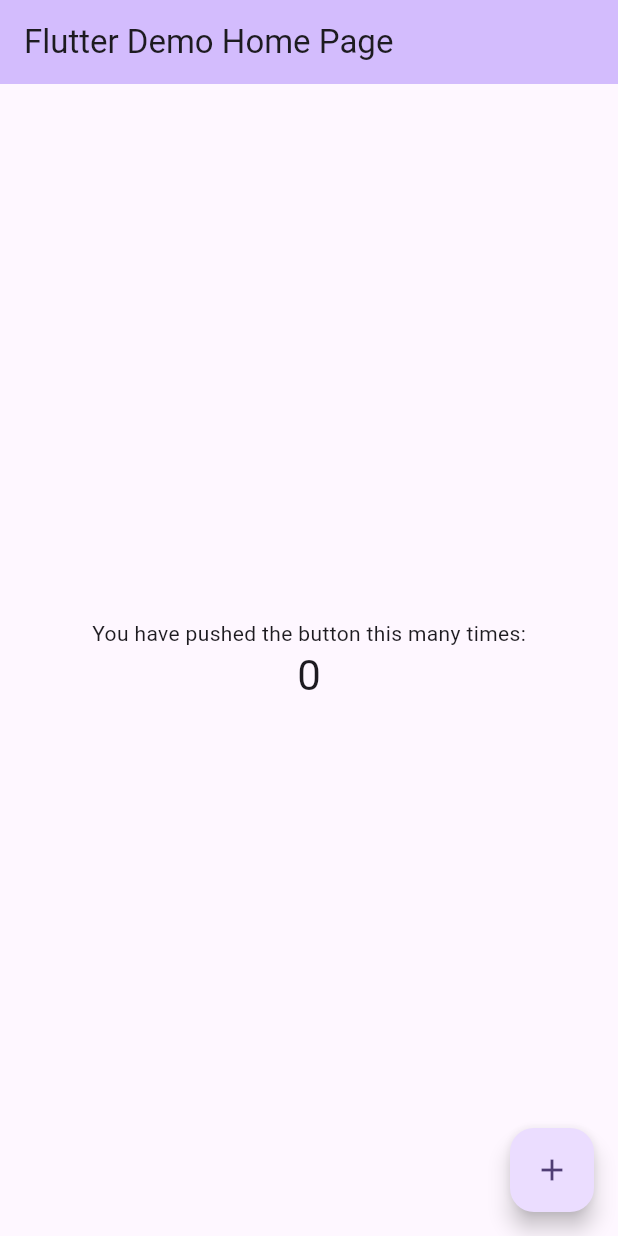
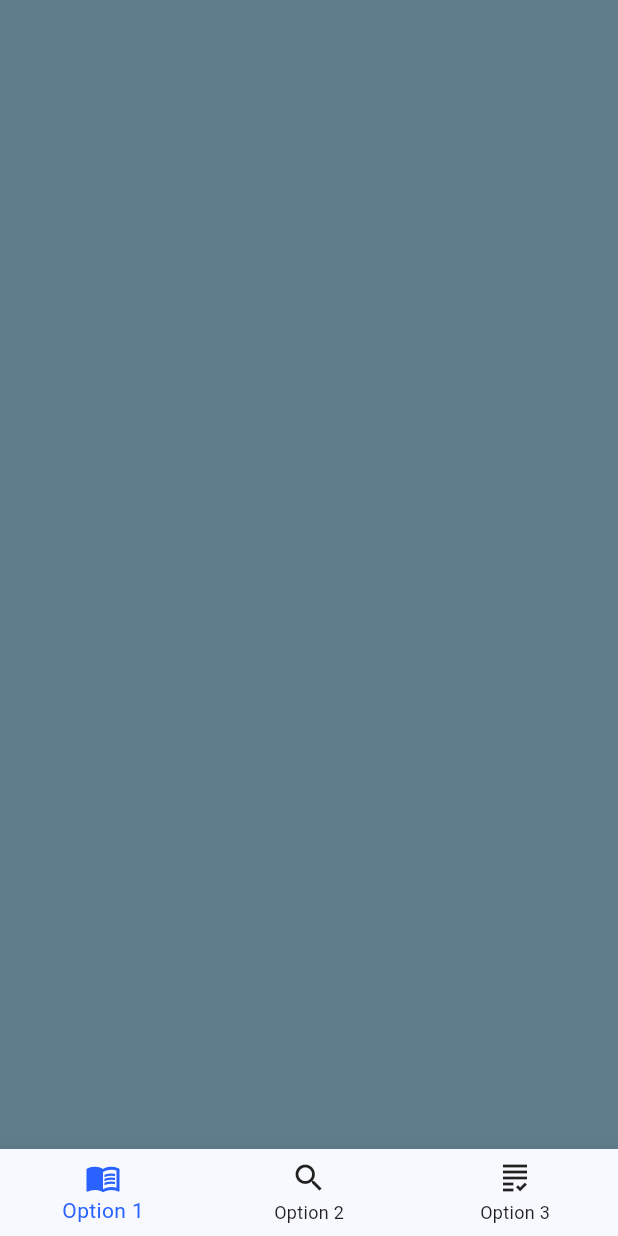
Before and after one commit to NickMC05/CathayHackathon44, a Flutter app: the screen it shows after launch, on a phone screen of 412 x 824 dp. Run offline on Flutter 3.47's test engine with Material 3 defaults, Android fonts, the phone set to English and light mode, and no system bars; our stand-ins replace flutter_dotenv, flutter_riverpod.

Commit message:
initiated repo

```diff
--- /dev/null
+++ b/lib/components/home_components/option1.dart
@@ -0,0 +1,10 @@
+import 'package:flutter/material.dart';
+
+class Option1 extends StatelessWidget {
+  const Option1({ super.key });
+
+  @override
+  Widget build(BuildContext context) {
+    return Container(color: Colors.blueGrey);
+  }
+}
--- /dev/null
+++ b/lib/components/home_components/option2.dart
@@ -0,0 +1,10 @@
+import 'package:flutter/material.dart';
+
+class Option2 extends StatelessWidget {
+  const Option2({ super.key });
+
+  @override
+  Widget build(BuildContext context) {
+    return Container(color: Colors.amber);
+  }
+}
--- /dev/null
+++ b/lib/components/home_components/option3.dart
@@ -0,0 +1,10 @@
+import 'package:flutter/material.dart';
+
+class Option3 extends StatelessWidget {
+  const Option3({ super.key });
+
+  @override
+  Widget build(BuildContext context) {
+    return Container(color: const Color(0xFF2DBD3A));
+  }
+}
--- a/lib/main.dart
+++ b/lib/main.dart
@@ -1,125 +1,72 @@
+import 'package:cathay/routes.dart';
 import 'package:flutter/material.dart';
+import 'package:flutter_dotenv/flutter_dotenv.dart';
+import 'package:flutter_riverpod/flutter_riverpod.dart';
 
-void main() {
-  runApp(const MyApp());
+void main() async {
+  // await dotenv.load(fileName: "assets/.env");
+
+  runApp(const ProviderScope(child: MyApp()));
 }
 
 class MyApp extends StatelessWidget {
   const MyApp({super.key});
 
-  // This widget is the root of your application.
   @override
   Widget build(BuildContext context) {
+    const textTheme = TextTheme(
+      headline1: TextStyle(
+        fontFamily: 'SegoeUI',
+      ),
+    );
+
+    final kDarkColorScheme = ColorScheme.fromSeed(
+      seedColor: const Color.fromARGB(255, 20, 21, 21),
+      brightness: Brightness.dark,
+      primaryContainer: Colors.grey[900],
+    );
+
+    final kLightColorScheme = ColorScheme.fromSeed(
+      seedColor: Colors.blue, // replace with your desired color
+      brightness: Brightness.light,
+      primaryContainer:
+          Colors.white, // set your primary container color for light mode here
+    );
+
+    final theme = ThemeData(
+      colorScheme: kLightColorScheme,
+      // set your color scheme here
+      primarySwatch: Colors.blue,
+      textTheme: textTheme,
+      useMaterial3: true,
+      appBarTheme: const AppBarTheme(surfaceTintColor: Colors.transparent),
+      cardTheme: const CardTheme(
+        color: Colors.white,
+        shadowColor: Colors.black,
+      ),
+    );
+
+    final darkTheme = ThemeData.dark().copyWith(
+      textTheme: textTheme.apply(bodyColor: Colors.white),
+      useMaterial3: true,
+      colorScheme: kDarkColorScheme,
+      iconTheme: const IconThemeData(color: Colors.white),
+      appBarTheme: const AppBarTheme(
+          surfaceTintColor: Colors.transparent,
+          backgroundColor: Color.fromARGB(38, 40, 43, 1)),
+      cardTheme: CardTheme(
+        color: const Color.fromARGB(255, 77, 75, 75),
+        shadowColor: Colors.grey[400],
+      ),
+    );
+
     return MaterialApp(
-      title: 'Flutter Demo',
-      theme: ThemeData(
-        // This is the theme of your application.
-        //
-        // TRY THIS: Try running your application with "flutter run". You'll see
-        // the application has a purple toolbar. Then, without quitting the app,
-        // try changing the seedColor in the colorScheme below to Colors.green
-        // and then invoke "hot reload" (save your changes or press the "hot
-        // reload" button in a Flutter-supported IDE, or press "r" if you used
-        // the command line to start the app).
-        //
-        // Notice that the counter didn't reset back to zero; the application
-        // state is not lost during the reload. To reset the state, use hot
-        // restart instead.
-        //
-        // This works for code too, not just values: Most code changes can be
-        // tested with just a hot reload.
-        colorScheme: ColorScheme.fromSeed(seedColor: Colors.deepPurple),
-        useMaterial3: true,
-      ),
-      home: const MyHomePage(title: 'Flutter Demo Home Page'),
+      title: 'My App',
+      initialRoute: '/',
+      routes: routes,
+      theme: theme,
+      darkTheme: darkTheme,
+      themeMode: ThemeMode.system,
     );
   }
 }
-
-class MyHomePage extends StatefulWidget {
-  const MyHomePage({super.key, required this.title});
-
-  // This widget is the home page of your application. It is stateful, meaning
-  // that it has a State object (defined below) that contains fields that affect
-  // how it looks.
-
-  // This class is the configuration for the state. It holds the values (in this
-  // case the title) provided by the parent (in this case the App widget) and
-  // used by the build method of the State. Fields in a Widget subclass are
-  // always marked "final".
-
-  final String title;
-
-  @override
-  State<MyHomePage> createState() => _MyHomePageState();
-}
-
-class _MyHomePageState extends State<MyHomePage> {
-  int _counter = 0;
-
-  void _incrementCounter() {
-    setState(() {
-      // This call to setState tells the Flutter framework that something has
-      // changed in this State, which causes it to rerun the build method below
-      // so that the display can reflect the updated values. If we changed
-      // _counter without calling setState(), then the build method would not be
-      // called again, and so nothing would appear to happen.
-      _counter++;
-    });
-  }
-
-  @override
-  Widget build(BuildContext context) {
-    // This method is rerun every time setState is called, for instance as done
-    // by the _incrementCounter method above.
-    //
-    // The Flutter framework has been optimized to make rerunning build methods
-    // fast, so that you can just rebuild anything that needs updating rather
-    // than having to individually change instances of widgets.
-    return Scaffold(
-      appBar: AppBar(
-        // TRY THIS: Try changing the color here to a specific color (to
-        // Colors.amber, perhaps?) and trigger a hot reload to see the AppBar
-        // change color while the other colors stay the same.
-        backgroundColor: Theme.of(context).colorScheme.inversePrimary,
-        // Here we take the value from the MyHomePage object that was created by
-        // the App.build method, and use it to set our appbar title.
-        title: Text(widget.title),
-      ),
-      body: Center(
-        // Center is a layout widget. It takes a single child and positions it
-        // in the middle of the parent.
-        child: Column(
-          // Column is also a layout widget. It takes a list of children and
-          // arranges them vertically. By default, it sizes itself to fit its
-          // children horizontally, and tries to be as tall as its parent.
-          //
-          // Column has various properties to control how it sizes itself and
-          // how it positions its children. Here we use mainAxisAlignment to
-          // center the children vertically; the main axis here is the vertical
-          // axis because Columns are vertical (the cross axis would be
-          // horizontal).
-          //
-          // TRY THIS: Invoke "debug painting" (choose the "Toggle Debug Paint"
-          // action in the IDE, or press "p" in the console), to see the
-          // wireframe for each widget.
-          mainAxisAlignment: MainAxisAlignment.center,
-          children: <Widget>[
-            const Text(
-              'You have pushed the button this many times:',
-            ),
-            Text(
-              '$_counter',
-              style: Theme.of(context).textTheme.headlineMedium,
-            ),
-          ],
-        ),
-      ),
-      floatingActionButton: FloatingActionButton(
-        onPressed: _incrementCounter,
-        tooltip: 'Increment',
-        child: const Icon(Icons.add),
-      ), // This trailing comma makes auto-formatting nicer for build methods.
-    );
-  }
-}
--- /dev/null
+++ b/lib/pages/home.dart
@@ -0,0 +1,74 @@
+import 'package:cathay/components/home_components/option1.dart';
+import 'package:cathay/components/home_components/option2.dart';
+import 'package:cathay/components/home_components/option3.dart';
+import 'package:flutter/material.dart';
+
+class HomePage extends StatefulWidget {
+  const HomePage({Key? key}) : super(key: key);
+
+  @override
+  HomePageState createState() =>
+      HomePageState();
+}
+
+class HomePageState extends State<HomePage> {
+  int _selectedIndex = 0;
+
+  static const List<Widget> _widgetOptions = <Widget>[
+    Option1(),
+    Option2(),
+    Option3(),
+  ];
+
+  @override
+  void initState() {
+    super.initState();
+    WidgetsBinding.instance.addPostFrameCallback((_) {
+      final desiredPage =
+        ModalRoute.of(context)!.settings.arguments as int?;
+      setState(() {
+        _selectedIndex = desiredPage ?? 0;
+      });
+    });
+  }
+
+  void _onItemTapped(int index) {
+    setState(() {
+      _selectedIndex = index;
+    });
+  }
+
+
+  @override
+  Widget build(BuildContext context) {
+
+
+    Color? iconColor = Theme.of(context).iconTheme.color; // Get the current theme's icon color
+
+    return Scaffold(
+      body: _widgetOptions.elementAt(_selectedIndex),
+      bottomNavigationBar: BottomNavigationBar(
+        currentIndex: _selectedIndex,
+        selectedItemColor: Colors.blueAccent[700],
+        unselectedItemColor: iconColor,
+        showSelectedLabels: true,  // Show label when item is selected
+        showUnselectedLabels: true,  // Show label even when item is NOT selected
+        onTap: _onItemTapped,
+        items: const <BottomNavigationBarItem>[
+          BottomNavigationBarItem(
+            icon: Icon(Icons.menu_book),
+            label: 'Option 1',
+          ),
+          BottomNavigationBarItem(
+            icon: Icon(Icons.search_outlined),
+            label: 'Option 2',
+          ),
+          BottomNavigationBarItem(
+            icon: Icon(Icons.grading_outlined),
+            label: 'Option 3',
+          ),
+        ],
+      ),
+    );
+  }
+}
--- /dev/null
+++ b/lib/routes.dart
@@ -0,0 +1,8 @@
+
+
+import 'package:cathay/pages/home.dart';
+import 'package:flutter/material.dart';
+
+final Map<String, WidgetBuilder> routes = {
+  '/': (BuildContext context) => const HomePage(),
+};
--- a/pubspec.yaml
+++ b/pubspec.yaml
@@ -36,6 +36,8 @@ dependencies:
   # Use with the CupertinoIcons class for iOS style icons.
   cupertino_icons: ^1.0.2
   provider: ^6.1.1
+  flutter_riverpod: ^2.4.6
+  flutter_dotenv: ^5.1.0
 
 dev_dependencies:
   flutter_test:
```
Also changed, not shown: pubspec.lock, 1 other file.
